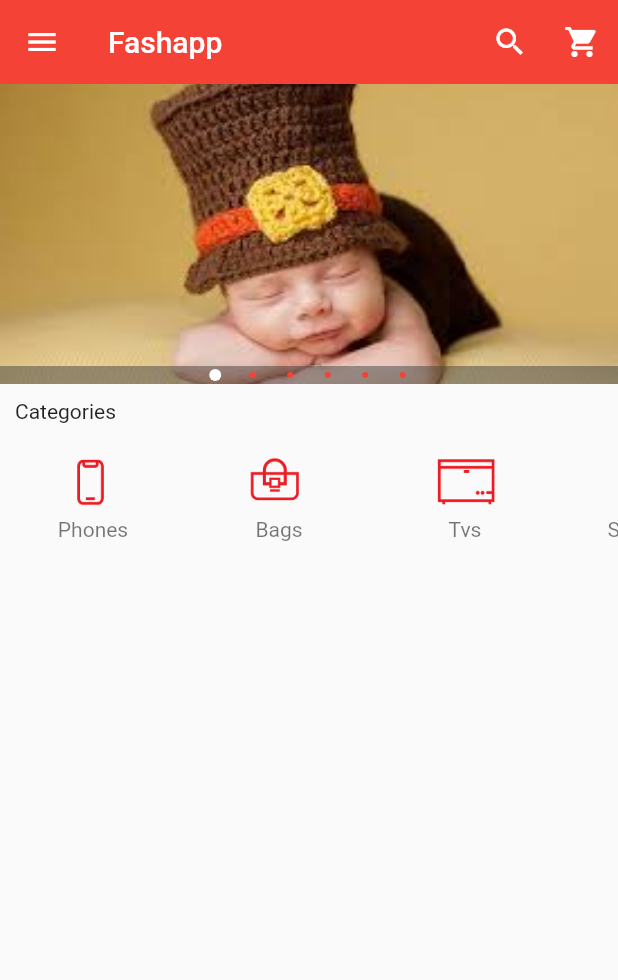
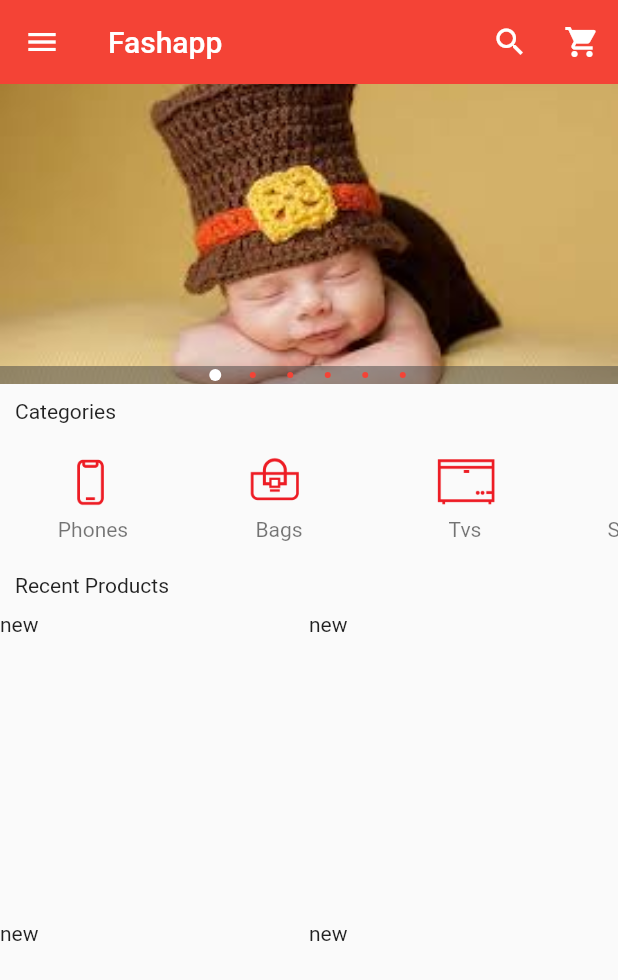
Before and after one commit to ezeoke/FlutterPractice, a Flutter app: the screen it shows after launch, on a phone screen of 412 x 824 dp. Shown: the top 980 px of the screen. Run offline on Flutter 3.47's test engine with Material 2 defaults, Android fonts, the phone set to English and light mode, and no system bars; drawn by our look-alikes of carousel_pro.

```diff
--- /dev/null
+++ b/lib/components/products.dart
@@ -0,0 +1,87 @@
+import 'package:flutter/material.dart';
+
+class Products extends StatefulWidget {
+  @override
+  _ProductsState createState() => _ProductsState();
+}
+
+class _ProductsState extends State<Products> {
+  var product_list = [
+    {
+      'name': 'coffee',
+      'picture': 'images/products/coffee.jpg',
+      'old_price': 1720,
+      'price': 1500
+    },
+    {
+      'name': 'Watch',
+      'picture': 'images/products/watch.jpg',
+      'old_price': 1720,
+      'price': 1500
+    },
+    {
+      'name': 'Television',
+      'picture': 'images/products/tv.jpg',
+      'old_price': 1720,
+      'price': 1500
+    },
+    {
+      'name': 'Makeup',
+      'picture': 'images/products/makeup.jpg',
+      'old_price': 1720,
+      'price': 1500
+    },
+    {
+      'name': 'Phone',
+      'picture': 'images/products/phone.jpg',
+      'old_price': 1720,
+      'price': 1500
+    },
+    {
+      'name': 'Roll-on',
+      'picture': 'images/products/rollon.jpg',
+      'old_price': 1720,
+      'price': 1500
+    },
+    {
+      'name': 'Slippers',
+      'picture': 'images/products/slippers.jpg',
+      'old_price': 1720,
+      'price': 1500
+    },
+  ];
+
+  @override
+  Widget build(BuildContext context) {
+    return GridView.builder(
+      itemCount: product_list.length,
+      gridDelegate:
+          new SliverGridDelegateWithFixedCrossAxisCount(crossAxisCount: 2),
+      itemBuilder: (BuildContext context, int index) {
+        return Single_product(
+          prod_name: product_list[index]['name'],
+          prod_pics: product_list[index]['picture'],
+          prod_oldPrice: product_list[index]['Old_price'],
+          prod_price: product_list[index]['price'],
+        );
+      },
+    );
+  }
+}
+
+class Single_product extends StatelessWidget {
+  final prod_name;
+  final prod_pics;
+  final prod_price;
+  final prod_oldPrice;
+
+  Single_product(
+      {this.prod_name, this.prod_pics, this.prod_price, this.prod_oldPrice});
+
+  @override
+  Widget build(BuildContext context) {
+    return Container(
+      child: Text('new'),
+    );
+  }
+}
--- a/lib/main.dart
+++ b/lib/main.dart
@@ -3,6 +3,7 @@ import 'package:carousel_pro/carousel_pro.dart';
 
 //my own imports
 import 'package:my_flutter_app/components/horizontal_listView.dart';
+import 'package:my_flutter_app/components/products.dart';
 
 void main() {
   runApp(MaterialApp(
@@ -24,12 +25,12 @@ class _HomepageState extends State<Homepage> {
       child: Carousel(
         boxFit: BoxFit.cover,
         images: [
-          AssetImage('images/products/baby.jpeg'),
-          AssetImage('images/products/cute.jpeg'),
-          AssetImage('images/products/fingers.jpeg'),
-          AssetImage('images/products/sneaker.jpeg'),
-          AssetImage('images/products/tech.jpeg'),
-          AssetImage('images/products/weed.jpeg'),
+          AssetImage('images/carousel/baby.jpeg'),
+          AssetImage('images/carousel/cute.jpeg'),
+          AssetImage('images/carousel/fingers.jpeg'),
+          AssetImage('images/carousel/sneaker.jpeg'),
+          AssetImage('images/carousel/tech.jpeg'),
+          AssetImage('images/carousel/weed.jpeg'),
         ],
         autoplay: false,
         animationCurve: Curves.fastOutSlowIn,
@@ -168,7 +169,18 @@ class _HomepageState extends State<Homepage> {
           ),
 
           //Horizontal viewList
-          HorizontalListView()
+          HorizontalListView(),
+
+          //padding widget
+          new Padding(
+              padding: const EdgeInsets.all(10),
+              child: Text('Recent Products')),
+
+          //gridview
+          Container(
+            height: 320,
+            child: Products(),
+          )
         ],
       ),
     );
```
Also changed, not shown: pubspec.yaml (+13 -6 lines), images/carousel/baby.jpeg (renamed from images/products/baby.jpeg), images/carousel/cute.jpeg (renamed from images/products/cute.jpeg), images/carousel/fingers.jpeg (renamed from images/products/fingers.jpeg), images/carousel/sneaker.jpeg (renamed from images/products/sneaker.jpeg), images/carousel/tech.jpeg (renamed from images/products/tech.jpeg), images/carousel/weed.jpeg (renamed from images/products/weed.jpeg), images/products/coffee.jpg (added), images/products/makeup.jpg (added), images/products/phone.jpg (added), images/products/rollon.jpg (added), images/products/slippers.jpg (added), images/products/tv.jpg (added), images/products/watch.jpg (added).
